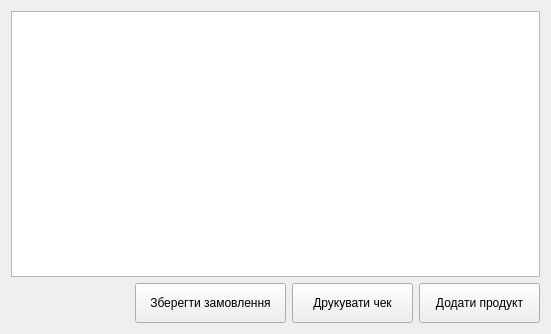
Bodiok007/Accounting, file src/app/mainapp/saleorderform.ui: the form before one commit.
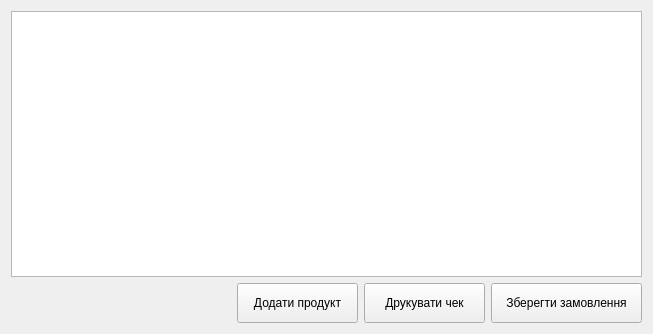
The form after the commit. Custom widgets are drawn as their Qt base class.

Diff of the .ui file:
```diff
--- a/src/app/mainapp/saleorderform.ui
+++ b/src/app/mainapp/saleorderform.ui
@@ -6,7 +6,7 @@
    <rect>
     <x>0</x>
     <y>0</y>
-    <width>551</width>
+    <width>653</width>
     <height>334</height>
    </rect>
   </property>
@@ -32,6 +32,32 @@
        </property>
       </spacer>
      </item>
+     <item>
+      <widget class="QPushButton" name="pushButtonAddProduct">
+       <property name="minimumSize">
+        <size>
+         <width>121</width>
+         <height>40</height>
+        </size>
+       </property>
+       <property name="text">
+        <string>Додати продукт</string>
+       </property>
+      </widget>
+     </item>
+     <item>
+      <widget class="QPushButton" name="pushButtonPrintCheck">
+       <property name="minimumSize">
+        <size>
+         <width>121</width>
+         <height>40</height>
+        </size>
+       </property>
+       <property name="text">
+        <string>Друкувати чек</string>
+       </property>
+      </widget>
+     </item>
      <item>
       <widget class="QPushButton" name="pushButtonSaveSaleOrder">
        <property name="minimumSize">
@@ -45,32 +71,6 @@
        </property>
       </widget>
      </item>
-     <item>
-      <widget class="QPushButton" name="pushButtonPrintCheck">
-       <property name="minimumSize">
-        <size>
-         <width>121</width>
-         <height>40</height>
-        </size>
-       </property>
-       <property name="text">
-        <string>Друкувати чек</string>
-       </property>
-      </widget>
-     </item>
-     <item>
-      <widget class="QPushButton" name="pushButtonAddProduct">
-       <property name="minimumSize">
-        <size>
-         <width>121</width>
-         <height>40</height>
-        </size>
-       </property>
-       <property name="text">
-        <string>Додати продукт</string>
-       </property>
-      </widget>
-     </item>
     </layout>
    </item>
   </layout>
```
